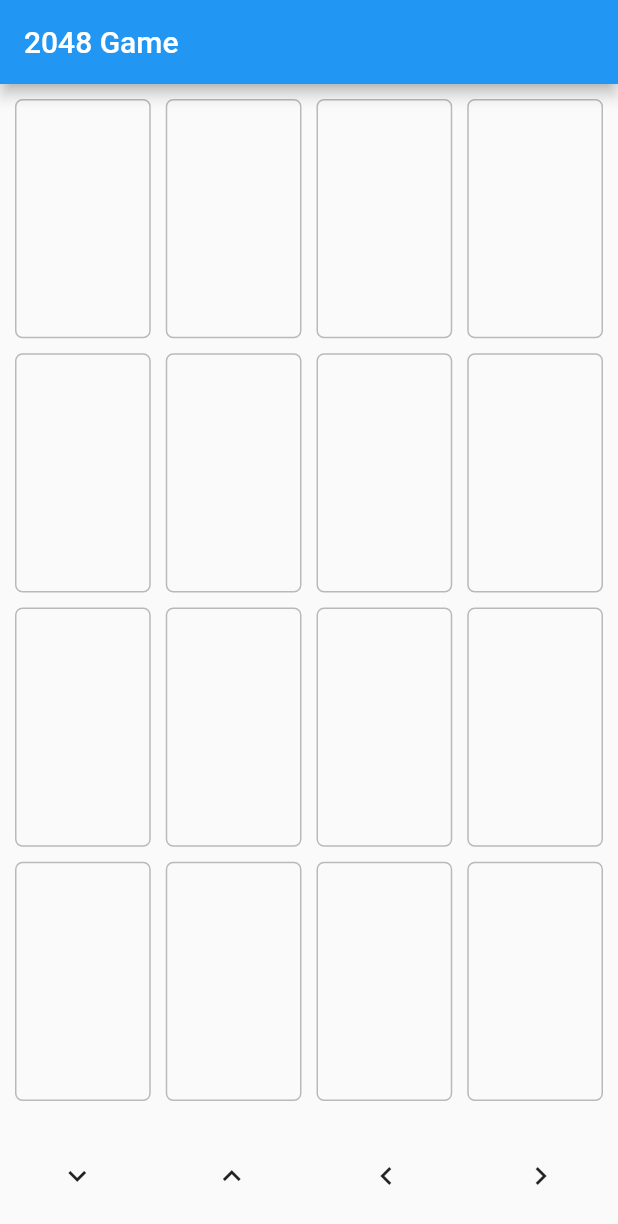
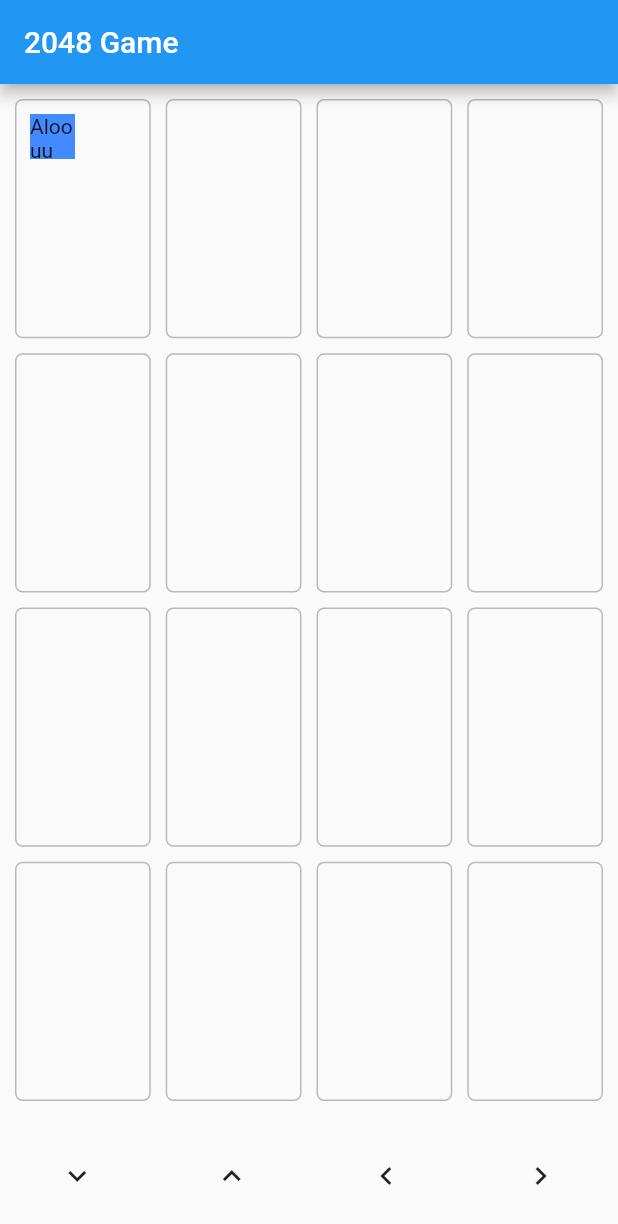
Before and after one commit to arlandantas/flutter-2048, a Flutter app: the screen it shows after launch, on a phone screen of 412 x 824 dp. Shown: the top 1224 px of the screen. Run offline on Flutter 3.47's test engine with Material 2 defaults, Android fonts, the phone set to English and light mode, and no system bars.

Commit message:
feat: BoardGrid component

```diff
--- a/lib/components/game_board.dart
+++ b/lib/components/game_board.dart
@@ -1,4 +1,6 @@
 import 'package:flutter/material.dart';
+import 'package:flutter2048/providers/game.dart';
+import 'package:provider/provider.dart';
 
 class GameBoard extends StatefulWidget {
   final List<List<int>> boardData;
@@ -14,16 +16,41 @@ const double cellsRadius = 5;
 class _GameBoardsState extends State<GameBoard> {
   @override
   Widget build(BuildContext context) {
+    Game game = Provider.of<Game>(context);
+    return Stack(
+      children: [
+        BoardGrid(boardData: widget.boardData),
+        Positioned.fromRect(
+          rect: Rect.fromPoints(const Offset(20, 20), const Offset(50, 50)),
+          child: Container(
+            height: 50,
+            width: 50,
+            color: Colors.blueAccent,
+            child: const Text("Aloouu"),
+          ),
+        )
+      ],
+    );
+  }
+}
+
+class BoardGrid extends StatelessWidget {
+  const BoardGrid({super.key, required this.boardData});
+
+  final List<List<int>> boardData;
+
+  @override
+  Widget build(BuildContext context) {
     return Container(
       margin: const EdgeInsets.all(cellsMargin),
       child: Column(
-        children: widget.boardData
+        children: boardData
             .map(
               (e) => Expanded(
                   child: Row(
                 children: e
                     .map((e) => const Expanded(
-                          child: BoardPosition(),
+                          child: BoardCell(),
                         ))
                     .toList(),
               )),
@@ -34,8 +61,8 @@ class _GameBoardsState extends State<GameBoard> {
   }
 }
 
-class BoardPosition extends StatelessWidget {
-  const BoardPosition({super.key});
+class BoardCell extends StatelessWidget {
+  const BoardCell({super.key});
 
   @override
   Widget build(BuildContext context) {
```
